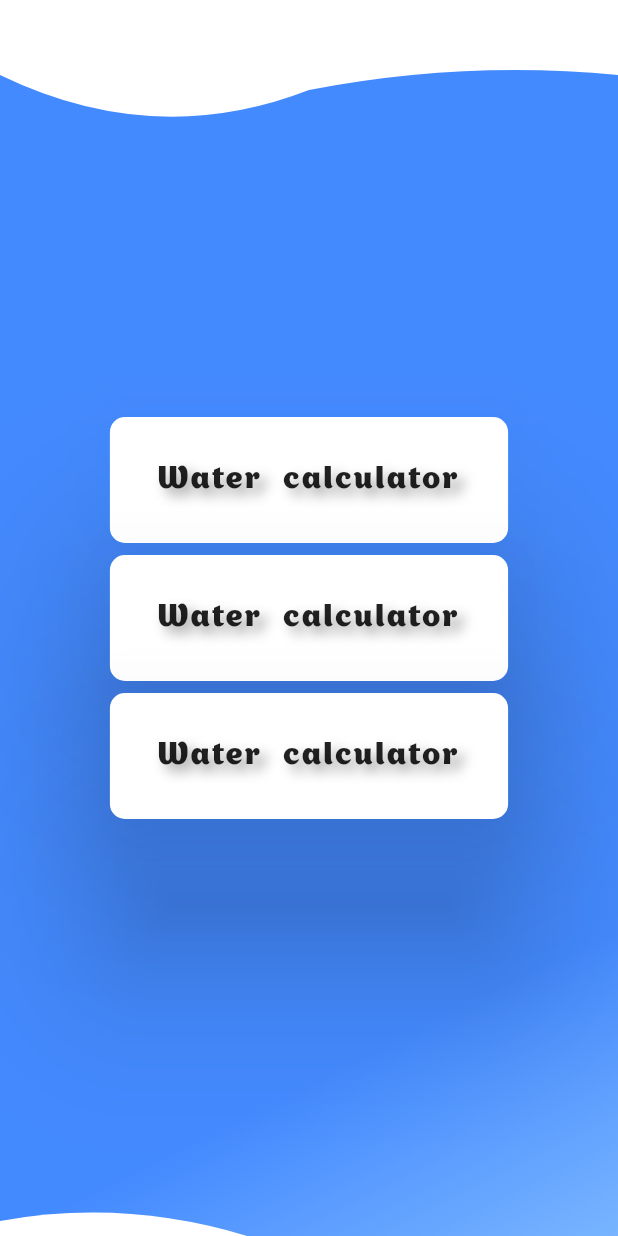
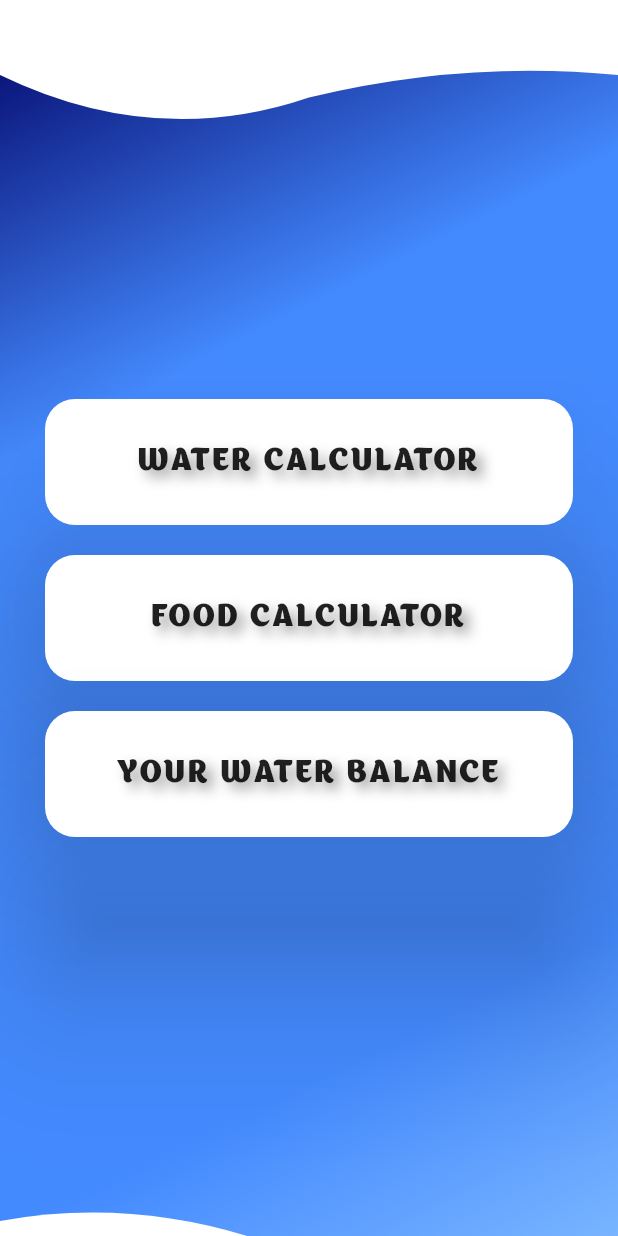
Before and after one commit to wovilon/WaterCalculatorApp, a Flutter app: the screen it shows after launch, on a phone screen of 412 x 824 dp. Run offline on Flutter 3.47's test engine with Material 2 defaults, Android fonts, the phone set to English and light mode, and no system bars; our stand-ins replace device_preview.

Commit message:
ui update

```diff
--- a/lib/main.dart
+++ b/lib/main.dart
@@ -60,7 +60,7 @@ class MyApp extends StatelessWidget {
 
 void main() => runApp(
   DevicePreview(
-    enabled: false,   //!kReleaseMode,
+    enabled: true,   //!kReleaseMode,
     builder: (context) => MyApp(),
   ),
 );
--- a/lib/res/ResColor.dart
+++ b/lib/res/ResColor.dart
@@ -3,7 +3,8 @@ import 'package:flutter/material.dart';
 
 class ResColor{
   static const BackGround = Colors.lightBlueAccent;
-  static const BDGrad1 = Colors.blueAccent;
-  static const BDGrad2 = Color.fromRGBO(120, 180, 255, 100);
+  static const BDGrad1 = Color.fromRGBO(0, 0, 100, 100);
+  static const BDGrad2 = Colors.blueAccent;
+  static const BDGrad3 = Color.fromRGBO(120, 180, 255, 100);
 
 }
--- a/lib/res/Styles.dart
+++ b/lib/res/Styles.dart
@@ -15,5 +15,6 @@ class Styles{
         offset: Offset(5.0, 5.0),
       ),
     ],
+
   );
 }
--- a/lib/screens/MainScreen.dart
+++ b/lib/screens/MainScreen.dart
@@ -3,6 +3,8 @@ import 'package:flutter/cupertino.dart';
 import 'package:flutter/material.dart';
 import 'package:water_calculator_app/res/ResColor.dart';
 import 'package:water_calculator_app/res/Styles.dart';
+import 'package:water_calculator_app/util/LocalizationUtil.dart';
+import 'package:water_calculator_app/widgets/Background.dart';
 
 class MainScreen extends StatelessWidget{
   @override
@@ -21,14 +23,30 @@ class Menu extends StatelessWidget {
   @override
   Widget build(BuildContext context) {
     if(MediaQuery.of(context).orientation == Orientation.portrait)
-      return Center(child: Column(mainAxisAlignment: MainAxisAlignment.center,
-        children: [MenuButton(), MenuButton(), MenuButton()],));
-    else return Center(child: Row(mainAxisAlignment: MainAxisAlignment.center,
-      children: [MenuButton(), MenuButton(), MenuButton()],));
+      return Padding(padding: EdgeInsets.all(20),
+        child: Center(
+            child: Column(mainAxisAlignment: MainAxisAlignment.center,
+                crossAxisAlignment: CrossAxisAlignment.stretch,
+              children: [
+                MenuButton(Lang.of(context).waterCalculator),
+                MenuButton(Lang.of(context).foodCalculator),
+                MenuButton(Lang.of(context).yourBalance)
+              ],)),
+      );
+    else return Center(
+        child: Row(mainAxisAlignment: MainAxisAlignment.center,
+          children: [
+            MenuButton(Lang.of(context).waterCalculator),
+            MenuButton(Lang.of(context).foodCalculator),
+            MenuButton(Lang.of(context).yourBalance)
+          ],));
   }
 }
 
 class MenuButton extends StatefulWidget{
+  final String text;
+  MenuButton(this.text);
+
   @override
   State<StatefulWidget> createState() {
     return MenuButtonState();
@@ -41,88 +59,14 @@ class MenuButtonState extends State<MenuButton>{
   Widget build(BuildContext context) {
     final bool isPortrait = MediaQuery.of(context).orientation == Orientation.portrait;
     print('width ' + MediaQuery.of(context).size.width.toString());
-    return Card(elevation: 50.0,
-      shape: RoundedRectangleBorder(borderRadius: BorderRadius.circular(10)),
-      child: Container(padding: EdgeInsets.all(32),
-          child: Text('Water ${isPortrait? '' : '\n'} calculator',
-            style: Styles.TextMain,
-            textAlign: TextAlign.center,)
-    ),);
-  }
-}
-
-class BackGround extends StatelessWidget {
-  @override
-  Widget build(BuildContext context) {
-    return Stack(
-      children: [
-        Container(
-          decoration: BoxDecoration(gradient: LinearGradient(
-              begin: Alignment.topLeft,
-              end: Alignment.bottomRight,
-              colors: [ResColor.BDGrad1, ResColor.BDGrad2],
-              stops: [0.8, 1]
-          )),
-        ),
-        Container(width: double.infinity, height: 100,
-          child: CustomPaint(
-            painter: TopCurve(),
-          ),
-        ),
-        Align(
-          alignment: Alignment.bottomCenter,
-          child: Container(width: double.infinity, height: 50,
-            child: CustomPaint(painter: BottomCurve(),),),)
-      ]
+    return Container(margin: EdgeInsets.all(6),
+      child: Card(elevation: 50.0,
+        shape: RoundedRectangleBorder(borderRadius: BorderRadius.circular(20)),
+        child: Container(padding: EdgeInsets.all(32),
+            child: Text(widget.text,
+              style: Styles.TextMain,
+              textAlign: TextAlign.center,)
+      ),),
     );
   }
 }
-
-class TopCurve extends CustomPainter {
-  @override
-  void paint(Canvas canvas, Size size) {
-    var paint = Paint();
-    paint.color = Colors.white;
-    paint.style = PaintingStyle.fill;
-
-    var path = Path();
-
-    path.moveTo(0, size.height * 0.5);
-    path.quadraticBezierTo(size.width * 0.25, size.height * 1,
-        size.width * 0.5, size.height * 0.6);
-    path.quadraticBezierTo(size.width * 0.75, size.height * 0.4,
-        size.width * 1.0, size.height * 0.5);
-    path.lineTo(size.width, 0);
-    path.lineTo(0, 0);
-
-    canvas.drawPath(path, paint);
-  }
-
-  @override
-  bool shouldRepaint(CustomPainter oldDelegate) {
-    return true;
-  }
-}
-
-class BottomCurve extends CustomPainter {
-  @override
-  void paint(Canvas canvas, Size size) {
-    var paint = Paint();
-    paint.color = Colors.white;
-    paint.style = PaintingStyle.fill;
-
-    var path = Path();
-
-    path.moveTo(0, size.height * 0.8);
-    path.quadraticBezierTo(size.width * 0.2, size.height * 0.5,
-        size.width * 0.4, size.height * 1);
-    path.lineTo(0, size.height);
-
-    canvas.drawPath(path, paint);
-  }
-
-  @override
-  bool shouldRepaint(CustomPainter oldDelegate) {
-    return true;
-  }
-}
--- a/lib/util/LocalizationUtil.dart
+++ b/lib/util/LocalizationUtil.dart
@@ -13,13 +13,24 @@ class Lang {
   static Map<String, Map<String, String>> _localizedValues = {
     'en': {
       'title': 'Hello World',
+      'waterCalculator' : 'WATER CALCULATOR',
+      'foodCalculator' : 'FOOD CALCULATOR',
+      'yourBalance' : 'YOUR WATER BALANCE',
     },
     'ru': {
       'title': 'Привет мир!',
+      'waterCalculator' : 'КАЛЬКУЛЯТОР ПОТРЕБНОСТИ В ВОДЕ',
+      'foodCalculator' : 'КАЛЬКУЛЯТОР ВОДЫ В ПИЩЕ',
+      'yourBalance' : 'ВАШ ВОДНЫЙ БАЛАНС',
     },
   };
 
   String get title {
-    return _localizedValues[locale.languageCode]['title'];
-  }
+    return _localizedValues[locale.languageCode]['title'];}
+  String get waterCalculator {
+    return _localizedValues[locale.languageCode]['waterCalculator'];}
+  String get foodCalculator {
+    return _localizedValues[locale.languageCode]['foodCalculator'];}
+  String get yourBalance {
+    return _localizedValues[locale.languageCode]['yourBalance'];}
 }
--- /dev/null
+++ b/lib/widgets/Background.dart
@@ -0,0 +1,80 @@
+
+import 'package:flutter/cupertino.dart';
+import 'package:flutter/material.dart';
+import 'package:water_calculator_app/res/ResColor.dart';
+
+class BackGround extends StatelessWidget {
+  @override
+  Widget build(BuildContext context) {
+    return Stack(
+        children: [
+          Container(
+            decoration: BoxDecoration(gradient: LinearGradient(
+                begin: Alignment.topLeft,
+                end: Alignment.bottomRight,
+                colors: [ResColor.BDGrad1, ResColor.BDGrad2, ResColor.BDGrad2, ResColor.BDGrad3],
+                stops: [0.0, 0.3, 0.8, 1]
+            )),
+          ),
+          Container(width: double.infinity, height: 100,
+            child: CustomPaint(
+              painter: TopCurve(),
+            ),
+          ),
+          Align(
+            alignment: Alignment.bottomCenter,
+            child: Container(width: double.infinity, height: 50,
+              child: CustomPaint(painter: BottomCurve(),),),)
+        ]
+    );
+  }
+}
+
+class TopCurve extends CustomPainter {
+  @override
+  void paint(Canvas canvas, Size size) {
+    var paint = Paint();
+    paint.color = Colors.white;
+    paint.style = PaintingStyle.fill;
+
+    var path = Path();
+
+    path.moveTo(0, size.height * 0.5);
+    path.quadraticBezierTo(size.width * 0.25, size.height * 1,
+        size.width * 0.5, size.height * 0.65);
+    path.quadraticBezierTo(size.width * 0.75, size.height * 0.4,
+        size.width * 1.0, size.height * 0.5);
+    path.lineTo(size.width, 0);
+    path.lineTo(0, 0);
+
+    canvas.drawPath(path, paint);
+  }
+
+  @override
+  bool shouldRepaint(CustomPainter oldDelegate) {
+    return true;
+  }
+}
+
+class BottomCurve extends CustomPainter {
+  @override
+  void paint(Canvas canvas, Size size) {
+    var paint = Paint();
+    paint.color = Colors.white;
+    paint.style = PaintingStyle.fill;
+
+    var path = Path();
+
+    path.moveTo(0, size.height * 0.8);
+    path.quadraticBezierTo(size.width * 0.2, size.height * 0.5,
+        size.width * 0.4, size.height * 1);
+    path.lineTo(0, size.height);
+
+    canvas.drawPath(path, paint);
+  }
+
+  @override
+  bool shouldRepaint(CustomPainter oldDelegate) {
+    return true;
+  }
+}
```
